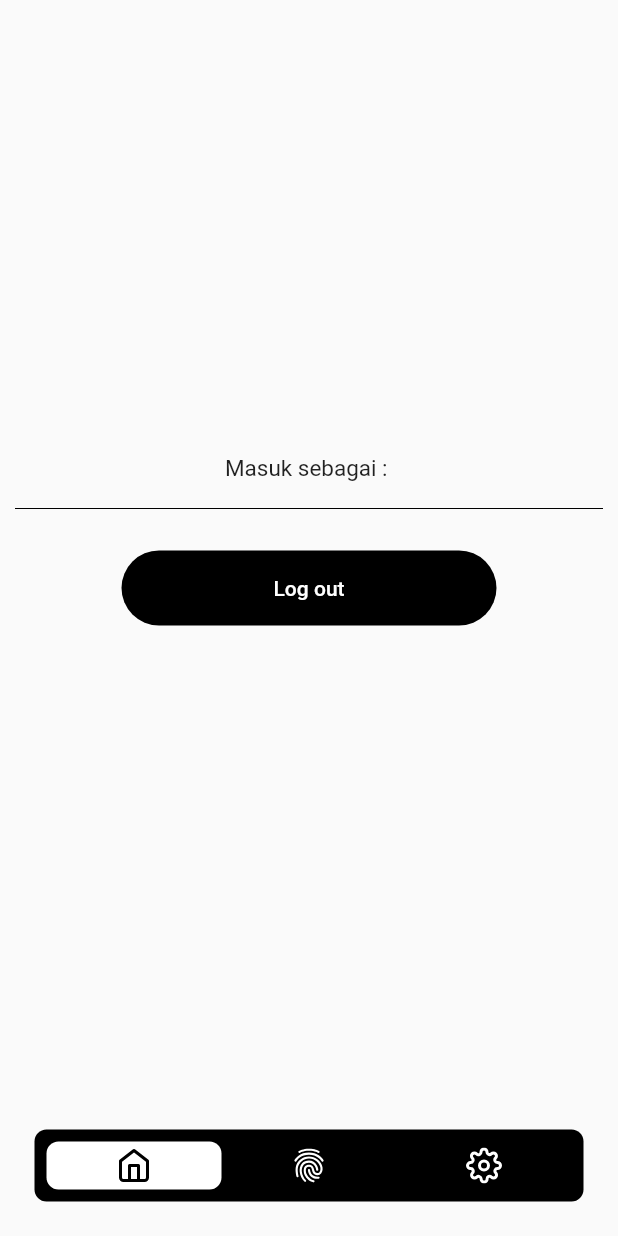
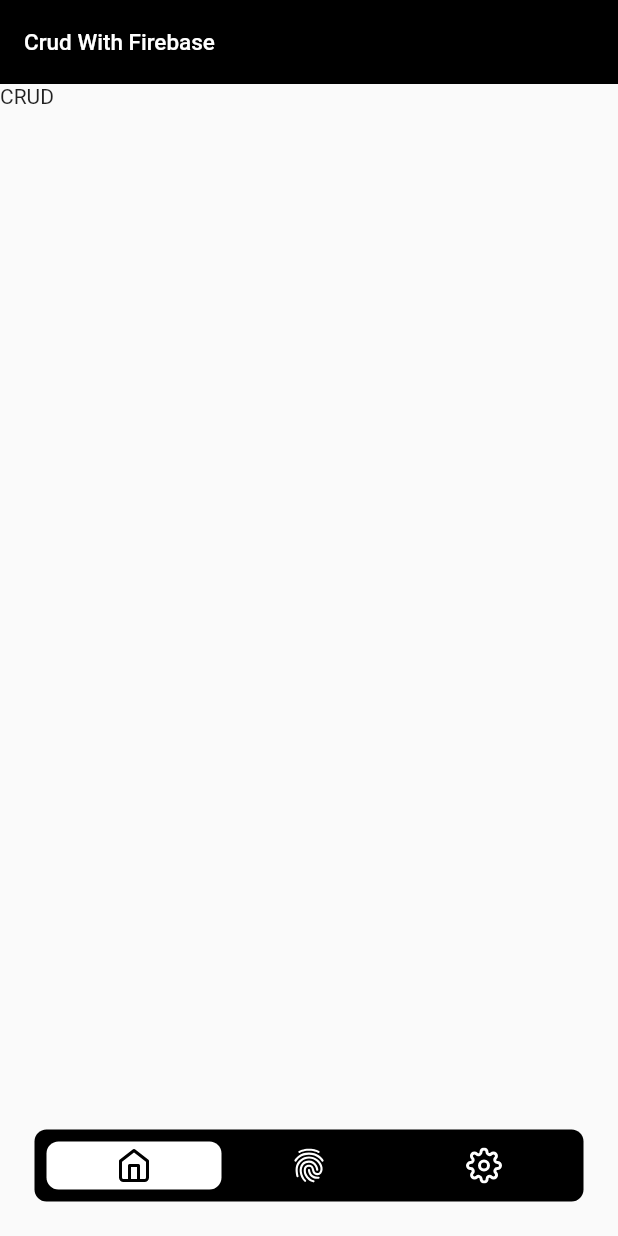
Before and after one commit to f0ursecond/login-ui-firebase, a Flutter app: the screen it shows once a user with an empty profile is signed in, on a phone screen of 412 x 824 dp. Run offline on Flutter 3.47's test engine with Material 2 defaults, Android fonts, the phone set to English and light mode, and no system bars; drawn by our look-alikes of floating_bottom_navigation_bar; our stand-ins replace firebase_auth, firebase_core, flutter_vector_icons, google_fonts, lottie, responsive_sizer and 1 more; missing offline and left inert: flutter_animated_dialog; accounts and stored records are empty; Roboto replaces fonts that are missing (Ubuntu).

Commit message:
responsive

```diff
--- a/lib/main.dart
+++ b/lib/main.dart
@@ -2,6 +2,7 @@ import 'package:absensi/login.dart';
 import 'package:absensi/mainpage.dart';
 import 'package:firebase_core/firebase_core.dart';
 import 'package:flutter/material.dart';
+import 'package:responsive_sizer/responsive_sizer.dart';
 
 Future main() async {
   WidgetsFlutterBinding.ensureInitialized();
@@ -15,11 +16,13 @@ class MyApp extends StatelessWidget {
 
   // This widget is the root of your application.
   @override
-  Widget build(BuildContext context) {
-    return const MaterialApp(
-      debugShowCheckedModeBanner: false,
-      title: 'Flutter Demo',
-      home: mainPage(),
-    );
-  }
+  Widget build(BuildContext context) => ResponsiveSizer(
+        builder: (context, orientation, screenType) {
+          return MaterialApp(
+            debugShowCheckedModeBanner: false,
+            title: 'Flutter Demo',
+            home: mainPage(),
+          );
+        },
+      );
 }
--- a/lib/page/view.dart
+++ b/lib/page/view.dart
@@ -8,6 +8,7 @@ import 'package:firebase_auth/firebase_auth.dart';
 import 'package:firebase_core/firebase_core.dart';
 import 'package:floating_bottom_navigation_bar/floating_bottom_navigation_bar.dart';
 import 'package:flutter_vector_icons/flutter_vector_icons.dart';
+import 'package:google_fonts/google_fonts.dart';
 
 import '../main.dart';
 import 'package:flutter/material.dart';
@@ -26,67 +27,23 @@ class _viewPageState extends State<viewPage> {
   @override
   Widget build(BuildContext context) {
     return Scaffold(
+      appBar: AppBar(
+        elevation: 0,
+        backgroundColor: Colors.black,
+        title: Text(
+          'Crud With Firebase',
+          style: GoogleFonts.ubuntu(color: Colors.white, fontSize: 15),
+        ),
+      ),
       body: SafeArea(
-        child: Center(
-          child: Column(
-            mainAxisAlignment: MainAxisAlignment.center,
-            children: [
-              Text(
-                'Masuk sebagai : ${user.email!}',
-                style: const TextStyle(fontSize: 15.0),
-              ),
-              const Padding(
-                padding: EdgeInsets.all(
-                  10.0,
-                ),
-                child: Divider(color: Colors.black),
-              ),
-              Row(
-                mainAxisAlignment: MainAxisAlignment.center,
-                children: [
-                  Padding(
-                    padding: const EdgeInsets.all(10.0),
-                    child: Container(
-                      decoration: BoxDecoration(
-                        borderRadius: BorderRadius.circular(50),
-                        color: Colors.black,
-                      ),
-                      width: 250.0,
-                      height: 50.0,
-                      child: Center(
-                        child: TextButton(
-                          onPressed: (() {
-                            setState(() {
-                              isLoading = true;
-                            });
-
-                            Future.delayed(const Duration(seconds: 3), () {
-                              setState(() {
-                                isLoading = false;
-                                FirebaseAuth.instance.signOut();
-                              });
-                            });
-                          }),
-                          child: isLoading
-                              ? const SizedBox(
-                                  height: 20.0,
-                                  width: 20.0,
-                                  child: CircularProgressIndicator(
-                                    color: Colors.white,
-                                  ),
-                                )
-                              : const Text(
-                                  'Log out',
-                                  style: TextStyle(color: Colors.white),
-                                ),
-                        ),
-                      ),
-                    ),
-                  ),
-                ],
-              ),
-            ],
-          ),
+        child: Row(
+          children: [
+            Column(
+              children: [
+                Text('CRUD'),
+              ],
+            )
+          ],
         ),
       ),
     );
--- a/pubspec.yaml
+++ b/pubspec.yaml
@@ -45,6 +45,8 @@ dependencies:
   top_snackbar_flutter: ^1.1.1
   floating_bottom_navigation_bar: ^1.5.2
   google_fonts: ^3.0.1
+  flutter_animated_dialog: ^2.0.1
+  responsive_sizer: ^3.0.8
 
 dev_dependencies:
   flutter_test:
```
Also changed, not shown: lib/login.dart (+34 -2 lines), lib/page/settings.dart (+44 -28 lines), pubspec.lock.
